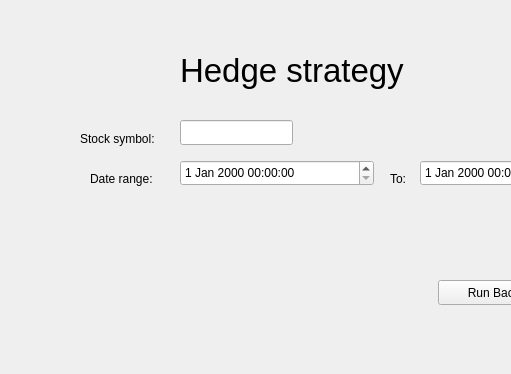
Qt form genshop/application/strategy_window.ui (PavelPetukhov/genshop) before a commit; both pictures show x 90 to 601 and y 0 to 374 of the 791 by 374 pixel window.
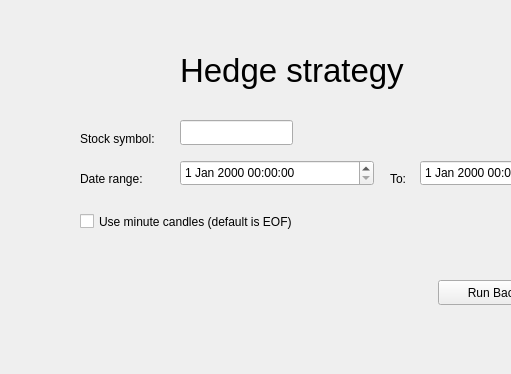
The same form after that commit.

```diff
--- a/genshop/application/strategy_window.ui
+++ b/genshop/application/strategy_window.ui
@@ -57,7 +57,7 @@
   <widget class="QLabel" name="label_3">
    <property name="geometry">
     <rect>
-     <x>180</x>
+     <x>170</x>
      <y>170</y>
      <width>81</width>
      <height>17</height>
@@ -113,6 +113,19 @@
     </rect>
    </property>
   </widget>
+  <widget class="QCheckBox" name="checkBox">
+   <property name="geometry">
+    <rect>
+     <x>170</x>
+     <y>210</y>
+     <width>351</width>
+     <height>23</height>
+    </rect>
+   </property>
+   <property name="text">
+    <string>Use minute candles (default is EOF)</string>
+   </property>
+  </widget>
  </widget>
  <resources/>
  <connections/>
```
